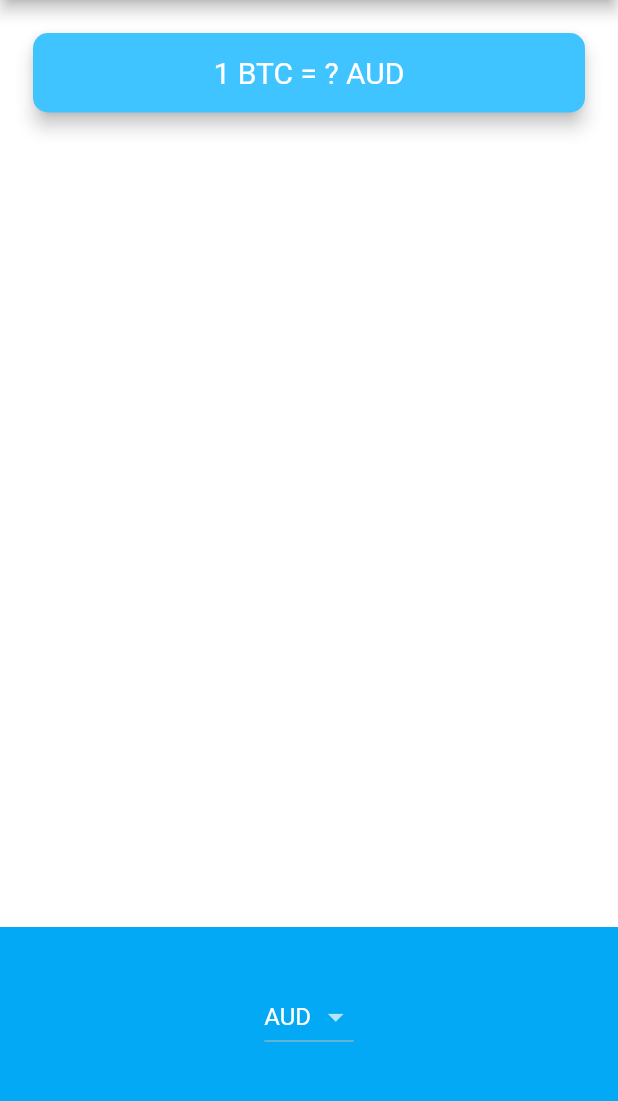
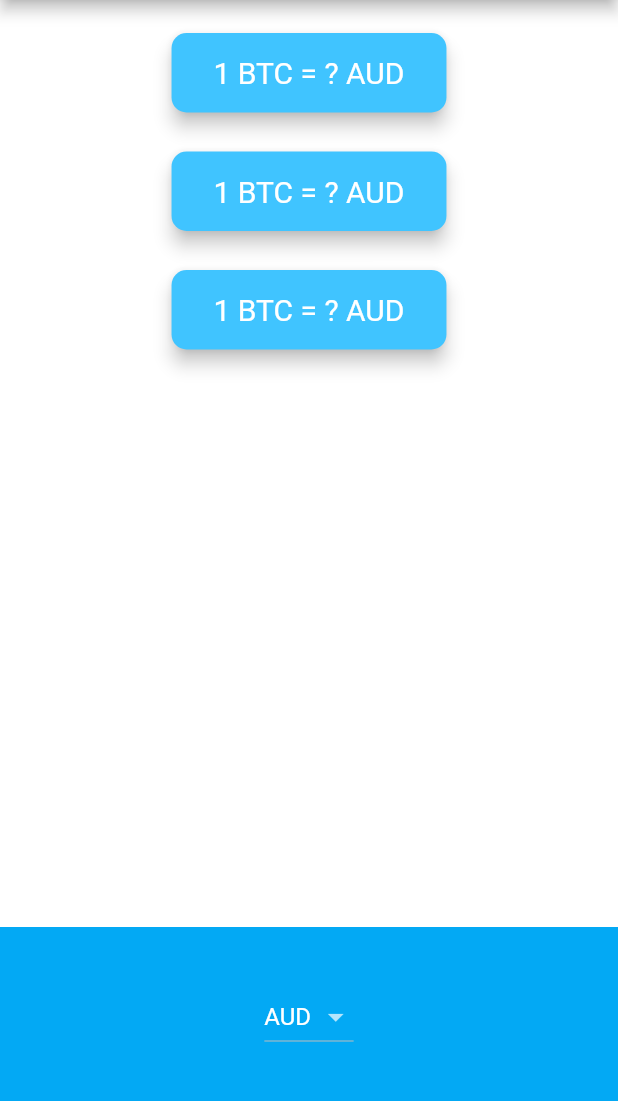
Before and after one commit to ldasha60/bitcoin-flutter, a Flutter app: the screen it shows after launch, on a phone screen of 412 x 824 dp, the part 84-1185 px from its top. Run offline on Flutter 3.47's test engine with Material 2 defaults, Android fonts, the phone set to English and light mode, and no system bars; network calls fail.

Commit message:
Refactor Padding Widget into a separate CryptoCard

```diff
--- /dev/null
+++ b/lib/crypto_card.dart
@@ -0,0 +1,38 @@
+import 'package:flutter/cupertino.dart';
+import 'package:flutter/material.dart';
+
+class CryptoCard extends StatelessWidget {
+  const CryptoCard({
+    Key key,
+    @required this.value,
+    @required this.selectedCurrency,
+  }) : super(key: key);
+
+  final String value;
+  final String selectedCurrency;
+
+  @override
+  Widget build(BuildContext context) {
+    return Padding(
+      padding: EdgeInsets.fromLTRB(18.0, 18.0, 18.0, 0),
+      child: Card(
+        color: Colors.lightBlueAccent,
+        elevation: 5.0,
+        shape: RoundedRectangleBorder(
+          borderRadius: BorderRadius.circular(10.0),
+        ),
+        child: Padding(
+          padding: EdgeInsets.symmetric(vertical: 15.0, horizontal: 28.0),
+          child: Text(
+            '1 BTC = $value $selectedCurrency',
+            textAlign: TextAlign.center,
+            style: TextStyle(
+              fontSize: 20.0,
+              color: Colors.white,
+            ),
+          ),
+        ),
+      ),
+    );
+  }
+}
--- a/lib/price_screen.dart
+++ b/lib/price_screen.dart
@@ -2,6 +2,7 @@ import 'package:flutter/material.dart';
 import 'package:flutter/cupertino.dart';
 import 'coin_data.dart';
 import 'dart:io' show Platform;
+import 'crypto_card.dart';
 
 class PriceScreen extends StatefulWidget {
   @override
@@ -86,29 +87,12 @@ class _PriceScreenState extends State<PriceScreen> {
         mainAxisAlignment: MainAxisAlignment.spaceBetween,
         crossAxisAlignment: CrossAxisAlignment.stretch,
         children: <Widget>[
-          //TODO 1: Refactor this Padding Widget into a separate Stateless Widget called CryptoCard, so we can create 3 of them, one for each cryptocurrency.
-          //TODO 2: You'll need to able to pass the selectedCurrency, value and cryptoCurrency to the constructor of this CryptoCard Widget.
-          //TODO 3: You'll need to use a Column Widget to contain the three CryptoCards.
-          Padding(
-            padding: EdgeInsets.fromLTRB(18.0, 18.0, 18.0, 0),
-            child: Card(
-              color: Colors.lightBlueAccent,
-              elevation: 5.0,
-              shape: RoundedRectangleBorder(
-                borderRadius: BorderRadius.circular(10.0),
-              ),
-              child: Padding(
-                padding: EdgeInsets.symmetric(vertical: 15.0, horizontal: 28.0),
-                child: Text(
-                  '1 BTC = $value $selectedCurrency',
-                  textAlign: TextAlign.center,
-                  style: TextStyle(
-                    fontSize: 20.0,
-                    color: Colors.white,
-                  ),
-                ),
-              ),
-            ),
+          Column(
+            children: [
+              CryptoCard(value: value, selectedCurrency: selectedCurrency),
+              CryptoCard(value: value, selectedCurrency: selectedCurrency),
+              CryptoCard(value: value, selectedCurrency: selectedCurrency),
+            ],
           ),
           Container(
             height: 150.0,
```
Also changed, not shown: pubspec.lock, 2 other files.
